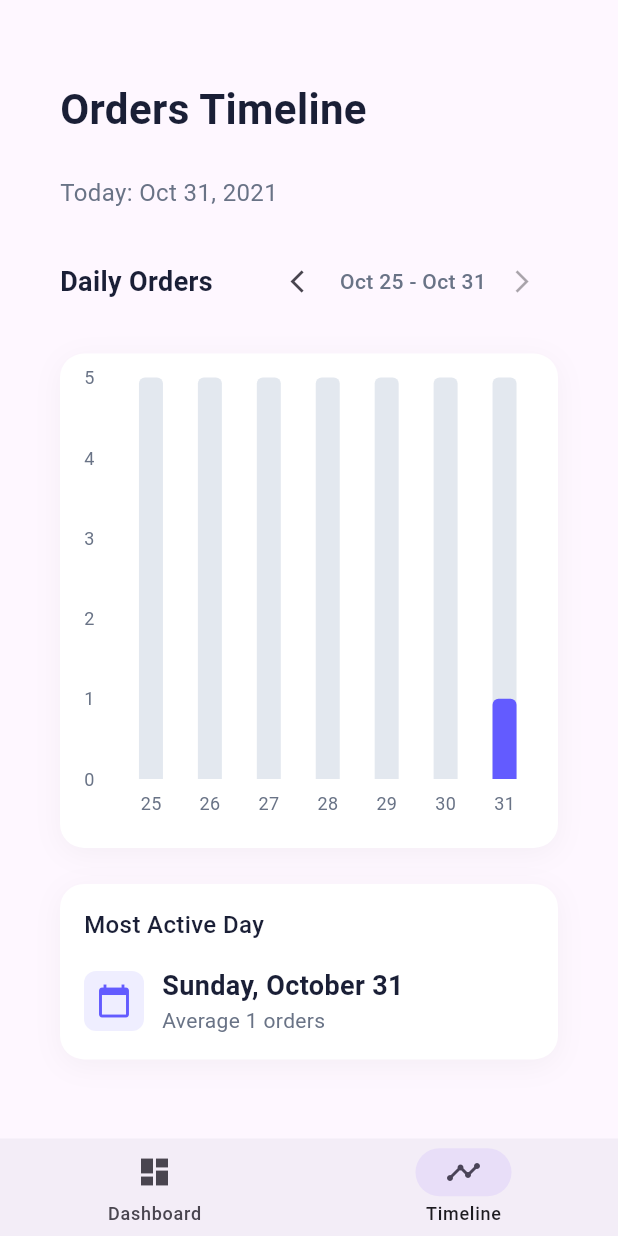
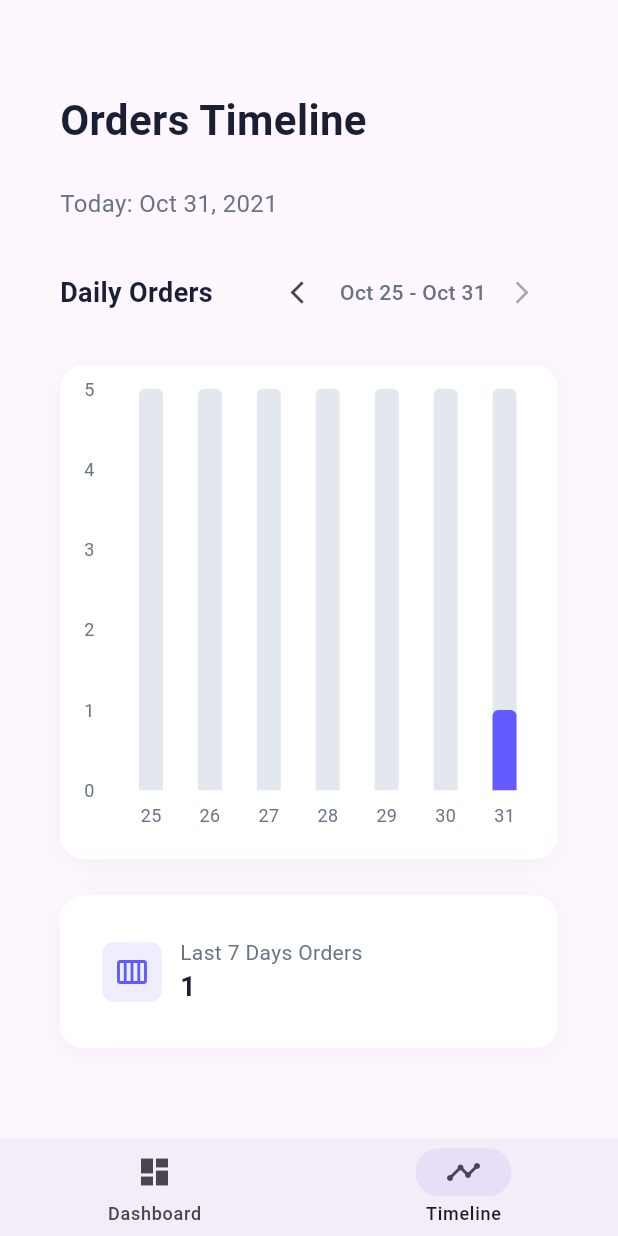
Before and after one commit to muhammadkh242/orders-explorer, a Flutter app: the screen it shows after launch, item 2 of the bottom bar chosen, on a phone screen of 412 x 824 dp. Run offline on Flutter 3.47's test engine with Material 3 defaults, Android fonts, the light colour scheme and no system bars; drawn by our look-alikes of fl_chart; our stand-ins replace flutter_riverpod, go_router, responsive_framework.

Commit message:
[view] last seven days orders count card instead of active day card

```diff
--- a/lib/orders_management/presentation/screens/timeline_screen.dart
+++ b/lib/orders_management/presentation/screens/timeline_screen.dart
@@ -7,7 +7,7 @@ import 'package:orders_explorer/base/helpers/widget_modifier.dart';
 import 'package:orders_explorer/base/presentation/widgets/screen_title.dart';
 import 'package:orders_explorer/orders_management/domain/entities/timeline_state.dart';
 import 'package:orders_explorer/orders_management/presentation/view_models/timeline_viewmodel.dart';
-import 'package:orders_explorer/orders_management/presentation/widgets/timeline/active_day_card.dart';
+import 'package:orders_explorer/orders_management/presentation/widgets/timeline/last_seven_days_orders_card.dart';
 import 'package:orders_explorer/orders_management/presentation/widgets/timeline/timeline_chart.dart';
 import 'package:orders_explorer/orders_management/presentation/widgets/timeline/timeline_date_filter.dart';
 import 'package:orders_explorer/orders_management/presentation/widgets/timeline/timeline_header.dart';
@@ -114,7 +114,7 @@ class _TimelineScreenState extends State<TimelineScreen>
                                   (value) => value.data.filteredDailyOrders,
                                 ),
                               );
-                              return ActiveDayCard(
+                              return LastSevenDaysOrdersCard(
                                   groupedOrders: filteredOrders);
                             },
                           ),
--- a/lib/orders_management/presentation/widgets/timeline/active_day_card.dart
+++ /dev/null
@@ -1,89 +0,0 @@
-import 'package:flutter/material.dart';
-import 'package:intl/intl.dart';
-import '../../../../base/presentation/widgets/shadowed_card.dart';
-import '../../../data/models/order.dart';
-
-class ActiveDayCard extends StatelessWidget {
-  const ActiveDayCard({super.key, required this.groupedOrders});
-
-  final Map<DateTime?, List<Order>> groupedOrders;
-
-  @override
-  Widget build(BuildContext context) {
-    final mostActiveDay = _getMostActiveDay();
-    final averageOrders = groupedOrders.isEmpty
-        ? 0
-        : groupedOrders.values.map((e) => e.length).reduce((a, b) => a + b) ~/
-            groupedOrders.length;
-
-    return ShadowedCard(
-      child: Column(
-        crossAxisAlignment: CrossAxisAlignment.start,
-        children: [
-          const Text(
-            'Most Active Day',
-            style: TextStyle(
-              fontSize: 16,
-              fontWeight: FontWeight.w500,
-              color: Color(0xFF1A1F36),
-            ),
-          ),
-          const SizedBox(height: 16),
-          Row(
-            children: [
-              Container(
-                padding: const EdgeInsets.all(8),
-                decoration: BoxDecoration(
-                  color: const Color(0xFF635BFF).withOpacity(0.1),
-                  borderRadius: BorderRadius.circular(8),
-                ),
-                child: const Icon(
-                  Icons.calendar_today,
-                  color: Color(0xFF635BFF),
-                ),
-              ),
-              const SizedBox(width: 12),
-              Column(
-                crossAxisAlignment: CrossAxisAlignment.start,
-                children: [
-                  Text(
-                    mostActiveDay,
-                    style: const TextStyle(
-                      fontSize: 18,
-                      fontWeight: FontWeight.bold,
-                      color: Color(0xFF1A1F36),
-                    ),
-                  ),
-                  Text(
-                    'Average $averageOrders orders',
-                    style: const TextStyle(
-                      color: Color(0xFF697386),
-                    ),
-                  ),
-                ],
-              ),
-            ],
-          ),
-        ],
-      ),
-    );
-  }
-
-  String _getMostActiveDay() {
-    if (groupedOrders.isEmpty) return 'No Data';
-
-    var maxOrders = 0;
-    DateTime? mostActiveDate;
-
-    groupedOrders.forEach((date, orders) {
-      if (orders.length > maxOrders) {
-        maxOrders = orders.length;
-        mostActiveDate = date;
-      }
-    });
-
-    return mostActiveDate != null
-        ? DateFormat('EEEE, MMMM d').format(mostActiveDate!)
-        : 'No Data';
-  }
-}
--- /dev/null
+++ b/lib/orders_management/presentation/widgets/timeline/last_seven_days_orders_card.dart
@@ -0,0 +1,58 @@
+import 'package:flutter/material.dart';
+import '../../../../base/presentation/widgets/shadowed_card.dart';
+import '../../../data/models/order.dart';
+
+class LastSevenDaysOrdersCard extends StatelessWidget {
+  const LastSevenDaysOrdersCard({super.key, required this.groupedOrders});
+
+  final Map<DateTime?, List<Order>> groupedOrders;
+
+  @override
+  Widget build(BuildContext context) {
+    final totalOrders = groupedOrders.isEmpty
+        ? 0
+        : groupedOrders.values.map((orders) => orders.length).reduce((a, b) => a + b);
+
+    return ShadowedCard(
+      child: Padding(
+        padding: const EdgeInsets.all(12),
+        child: Row(
+          children: [
+            Container(
+              padding: const EdgeInsets.all(8),
+              decoration: BoxDecoration(
+                color: const Color(0xFF635BFF).withOpacity(0.1),
+                borderRadius: BorderRadius.circular(8),
+              ),
+              child: const Icon(
+                Icons.calendar_view_week,
+                color: Color(0xFF635BFF),
+              ),
+            ),
+            const SizedBox(width: 12),
+            Column(
+              crossAxisAlignment: CrossAxisAlignment.start,
+              children: [
+                const Text(
+                  'Last 7 Days Orders',
+                  style: TextStyle(
+                    fontSize: 14,
+                    color: Color(0xFF697386),
+                  ),
+                ),
+                Text(
+                  totalOrders.toString(),
+                  style: const TextStyle(
+                    fontSize: 18,
+                    fontWeight: FontWeight.bold,
+                    color: Color(0xFF1A1F36),
+                  ),
+                ),
+              ],
+            ),
+          ],
+        ),
+      ),
+    );
+  }
+}
```
